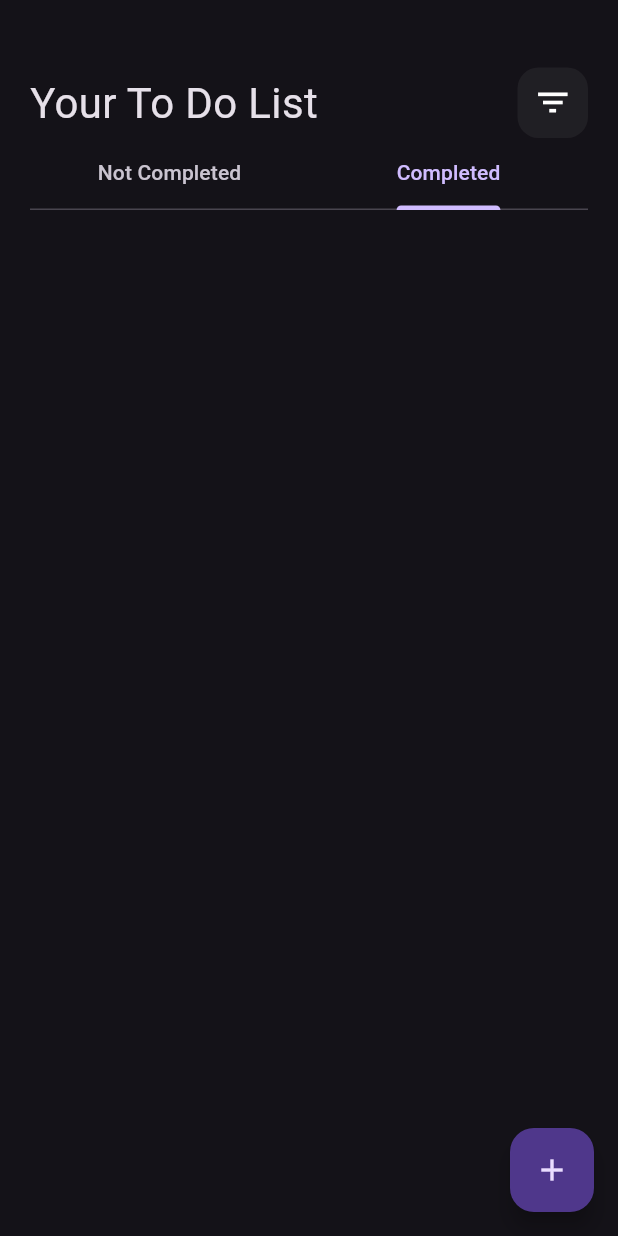
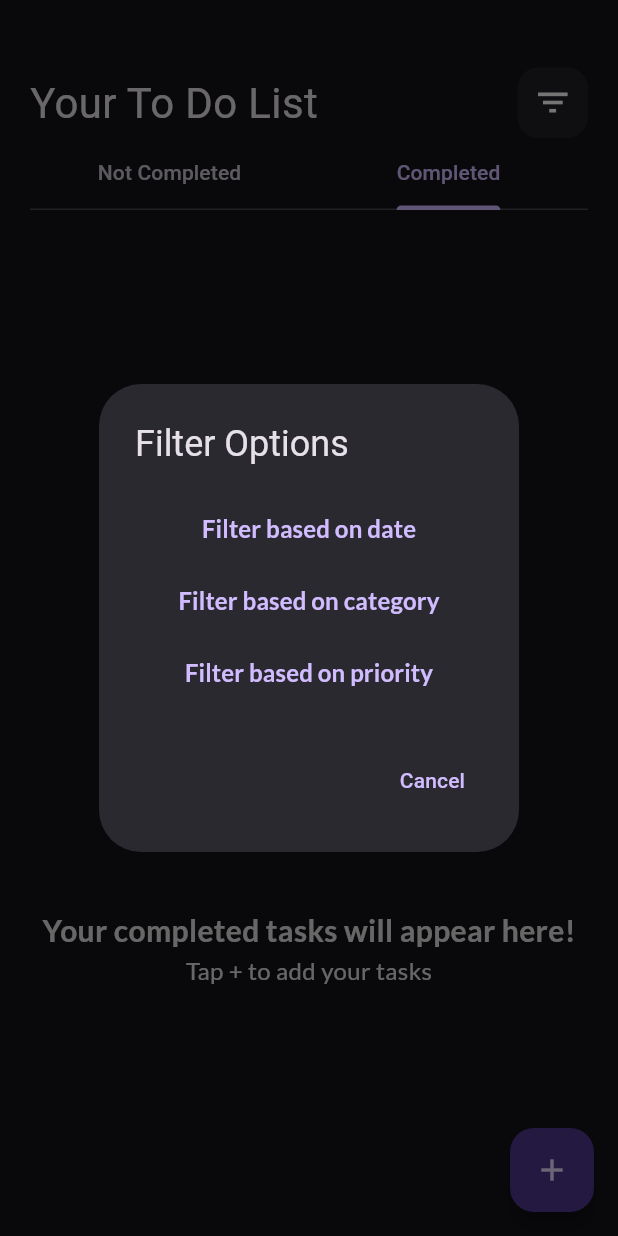
Before and after one commit to OmarAmeer96/ToDo-App, a Flutter app: the screen it shows after launch, tab 2 chosen, after a tap on the "filter list" icon, on a phone screen of 412 x 824 dp. Run offline on Flutter 3.47's test engine with Material 3 defaults, Android fonts, the phone set to English and light mode, and no system bars; our stand-ins replace animated_splash_screen, flutter_bloc, flutter_svg, font_awesome_flutter, hive, hive_flutter and 2 more; accounts and stored records are empty; Roboto replaces fonts that are missing (Poppins-Medium).

Commit message:
Finish App.

```diff
--- a/lib/features/note/presentation/manager/notes_cubit/notes_cubit.dart
+++ b/lib/features/note/presentation/manager/notes_cubit/notes_cubit.dart
@@ -16,4 +16,19 @@ class NotesCubit extends Cubit<NotesState> {
     notes = notesBox.values.toList();
     emit(NotesSuccess());
   }
+
+  sortNotesByDate() {
+    notes!.sort((a, b) => a.date.compareTo(b.date));
+    emit(NotesSuccess());
+  }
+
+  filterNotesByCategory() {
+    notes!.sort((a, b) => a.category.compareTo(b.category));
+    emit(NotesSuccess());
+  }
+
+  sortNotedByPriorities() {
+    notes!.sort((a, b) => a.priority.compareTo(b.priority));
+    emit(NotesSuccess());
+  }
 }
--- a/lib/features/note/presentation/views/widgets/add_note_form.dart
+++ b/lib/features/note/presentation/views/widgets/add_note_form.dart
@@ -31,15 +31,15 @@ class _AddNoteFormState extends State<AddNoteForm> {
       autovalidateMode: autovalidateMode,
       child: Column(
         children: [
-          CustomTextField(
-            onSaved: (value) {
-              title = value;
-            },
-            hintText: "Title",
-          ),
-          const SizedBox(
-            height: 24,
-          ),
+          // CustomTextField(
+          //   onSaved: (value) {
+          //     title = value;
+          //   },
+          //   hintText: "Title",
+          // ),
+          // const SizedBox(
+          //   height: 24,
+          // ),
           CustomTextField(
             onSaved: (value) {
               subTitle = value;
@@ -76,7 +76,7 @@ class _AddNoteFormState extends State<AddNoteForm> {
                   category: 'Design',
                   categoryIcon: 'assets/svg/design.svg',
                   priority: 1,
-                  title: title!,
+                  title: 'Title',
                   subTitle: subTitle!,
                   date: DateFormat('MM/dd hh:mm a').format(DateTime.now()),
                   color: Colors.deepOrange.value,
--- /dev/null
+++ b/lib/features/note/presentation/views/widgets/completed_notes_empty_widget.dart
@@ -0,0 +1,34 @@
+import 'package:flutter/material.dart';
+
+class CompletedNotesEmptyWidget extends StatelessWidget {
+  const CompletedNotesEmptyWidget({super.key});
+
+  @override
+  Widget build(BuildContext context) {
+    return Column(
+      mainAxisSize: MainAxisSize.min,
+      children: [
+        Image.asset(
+          "assets/images/emptyNotes.png",
+          height: 300,
+        ),
+        Text(
+          "Your completed tasks will appear here!",
+          style: TextStyle(
+            color: Colors.white.withOpacity(0.8700000047683716),
+            fontSize: 20,
+            fontFamily: 'Lato-Bold',
+          ),
+        ),
+        Text(
+          "Tap + to add your tasks",
+          style: TextStyle(
+            color: Colors.white.withOpacity(0.8700000047683716),
+            fontSize: 16,
+            fontFamily: 'Lato-Regular',
+          ),
+        )
+      ],
+    );
+  }
+}
--- a/lib/features/note/presentation/views/widgets/completed_notes_list_view.dart
+++ b/lib/features/note/presentation/views/widgets/completed_notes_list_view.dart
@@ -2,6 +2,7 @@ import 'package:flutter/material.dart';
 import 'package:flutter_bloc/flutter_bloc.dart';
 import 'package:todo_app/features/note/presentation/manager/notes_cubit/notes_cubit.dart';
 import 'package:todo_app/features/note/data/models/note_model.dart';
+import 'package:todo_app/features/note/presentation/views/widgets/completed_notes_empty_widget.dart';
 import 'package:todo_app/features/note/presentation/views/widgets/note_item.dart';
 
 class CmpletedNotesListView extends StatelessWidget {
@@ -13,11 +14,18 @@ class CmpletedNotesListView extends StatelessWidget {
       builder: (context, state) {
         List<NoteModel> notes =
             BlocProvider.of<NotesCubit>(context).notes ?? [];
+        List<NoteModel> completedNotes = [];
+        for (var note in notes) {
+          if (note.completed == true) {
+            completedNotes.add(note);
+          }
+        }
         // Will not be bull
         // Because the initState will be called bsfore he widget to be built.
         return Padding(
           padding: const EdgeInsets.symmetric(vertical: 16),
-          child: ListView.builder(
+          child: completedNotes.isNotEmpty
+              ? ListView.builder(
                   padding: const EdgeInsets.all(0),
                   physics: const BouncingScrollPhysics(),
                   itemCount: notes.length,
@@ -31,6 +39,9 @@ class CmpletedNotesListView extends StatelessWidget {
                           )
                         : const SizedBox.shrink();
                   },
+                )
+              : const Center(
+                  child: CompletedNotesEmptyWidget(),
                 ),
         );
       },
--- a/lib/features/note/presentation/views/widgets/edit_note_view_body.dart
+++ b/lib/features/note/presentation/views/widgets/edit_note_view_body.dart
@@ -43,16 +43,16 @@ class _EditNoteViewBodyState extends State<EditNoteViewBody> {
           const SizedBox(
             height: 24,
           ),
-          CustomTextField(
-            initialValue: widget.note.title,
-            onChanged: (value) {
-              title = value;
-            },
-            hintText: "Title",
-          ),
-          const SizedBox(
-            height: 24,
-          ),
+          // CustomTextField(
+          //   initialValue: widget.note.title,
+          //   onChanged: (value) {
+          //     title = value;
+          //   },
+          //   hintText: "Title",
+          // ),
+          // const SizedBox(
+          //   height: 24,
+          // ),
           CustomTextField(
             initialValue: widget.note.subTitle,
             onChanged: (value) {
--- /dev/null
+++ b/lib/features/note/presentation/views/widgets/filter_option_item.dart
@@ -0,0 +1,25 @@
+import 'package:flutter/material.dart';
+
+class FilteroptionItem extends StatelessWidget {
+  const FilteroptionItem({
+    super.key,
+    required this.filterOption,
+    this.onPressed,
+  });
+
+  final String filterOption;
+  final void Function()? onPressed;
+
+  @override
+  Widget build(BuildContext context) {
+    return TextButton(
+        onPressed: onPressed,
+        child: Text(
+          filterOption,
+          style: const TextStyle(
+            fontFamily: 'Lato-Bold',
+            fontSize: 16,
+          ),
+        ));
+  }
+}
--- /dev/null
+++ b/lib/features/note/presentation/views/widgets/no_notes_widget.dart
@@ -0,0 +1,34 @@
+import 'package:flutter/material.dart';
+
+class NoNotesWidget extends StatelessWidget {
+  const NoNotesWidget({super.key});
+
+  @override
+  Widget build(BuildContext context) {
+    return Column(
+      mainAxisSize: MainAxisSize.min,
+      children: [
+        Image.asset(
+          "assets/images/emptyNotes.png",
+          height: 300,
+        ),
+        Text(
+          "What do you want to do today?",
+          style: TextStyle(
+            color: Colors.white.withOpacity(0.8700000047683716),
+            fontSize: 20,
+            fontFamily: 'Lato-Bold',
+          ),
+        ),
+        Text(
+          "Tap + to add your tasks",
+          style: TextStyle(
+            color: Colors.white.withOpacity(0.8700000047683716),
+            fontSize: 16,
+            fontFamily: 'Lato-Regular',
+          ),
+        )
+      ],
+    );
+  }
+}
--- a/lib/features/note/presentation/views/widgets/not_completed_notes_list_view.dart
+++ b/lib/features/note/presentation/views/widgets/not_completed_notes_list_view.dart
@@ -2,6 +2,7 @@ import 'package:flutter/material.dart';
 import 'package:flutter_bloc/flutter_bloc.dart';
 import 'package:todo_app/features/note/presentation/manager/notes_cubit/notes_cubit.dart';
 import 'package:todo_app/features/note/data/models/note_model.dart';
+import 'package:todo_app/features/note/presentation/views/widgets/no_notes_widget.dart';
 import 'package:todo_app/features/note/presentation/views/widgets/note_item.dart';
 
 class NotCmpletedNotesListView extends StatelessWidget {
@@ -13,11 +14,18 @@ class NotCmpletedNotesListView extends StatelessWidget {
       builder: (context, state) {
         List<NoteModel> notes =
             BlocProvider.of<NotesCubit>(context).notes ?? [];
+        List<NoteModel> notCompletedNotes = [];
+        for (var note in notes) {
+          if (note.completed == false) {
+            notCompletedNotes.add(note);
+          }
+        }
         // Will not be bull
         // Because the initState will be called bsfore he widget to be built.
         return Padding(
           padding: const EdgeInsets.symmetric(vertical: 16),
-          child: ListView.builder(
+          child: notCompletedNotes.isNotEmpty
+              ? ListView.builder(
                   padding: const EdgeInsets.all(0),
                   physics: const BouncingScrollPhysics(),
                   itemCount: notes.length,
@@ -31,6 +39,9 @@ class NotCmpletedNotesListView extends StatelessWidget {
                           )
                         : const SizedBox.shrink();
                   },
+                )
+              : const Center(
+                  child: NoNotesWidget(),
                 ),
         );
       },
--- a/lib/features/note/presentation/views/widgets/notes_view_body.dart
+++ b/lib/features/note/presentation/views/widgets/notes_view_body.dart
@@ -1,6 +1,7 @@
 import 'package:flutter/material.dart';
 import 'package:flutter_bloc/flutter_bloc.dart';
 import 'package:todo_app/features/note/presentation/views/widgets/completed_notes_list_view.dart';
+import 'package:todo_app/features/note/presentation/views/widgets/filter_option_item.dart';
 import 'package:todo_app/features/note/presentation/views/widgets/not_completed_notes_list_view.dart';
 import '../../manager/notes_cubit/notes_cubit.dart';
 import 'custom_app_bar.dart';
@@ -36,7 +37,54 @@ class _NotesViewBodyState extends State<NotesViewBody>
       child: Column(
         children: [
           CustomAppBar(
-            onPressed: () {},
+            onPressed: () {
+              showDialog(
+                context: context,
+                builder: (BuildContext context) {
+                  return AlertDialog(
+                    title: const Text('Filter Options'),
+                    content: SingleChildScrollView(
+                      child: ListBody(
+                        children: <Widget>[
+                          FilteroptionItem(
+                            filterOption: "Filter based on date",
+                            onPressed: () {
+                              BlocProvider.of<NotesCubit>(context)
+                                  .sortNotesByDate();
+                              Navigator.of(context).pop();
+                            },
+                          ),
+                          FilteroptionItem(
+                            filterOption: "Filter based on category",
+                            onPressed: () {
+                              BlocProvider.of<NotesCubit>(context)
+                                  .filterNotesByCategory();
+                              Navigator.of(context).pop();
+                            },
+                          ),
+                          FilteroptionItem(
+                            filterOption: "Filter based on priority",
+                            onPressed: () {
+                              BlocProvider.of<NotesCubit>(context)
+                                  .sortNotedByPriorities();
+                              Navigator.of(context).pop();
+                            },
+                          ),
+                        ],
+                      ),
+                    ),
+                    actions: <Widget>[
+                      TextButton(
+                        child: const Text('Cancel'),
+                        onPressed: () {
+                          Navigator.of(context).pop();
+                        },
+                      ),
+                    ],
+                  );
+                },
+              );
+            },
             icon: Icons.filter_list,
             title: "Your To Do List",
           ),
--- a/lib/main.dart
+++ b/lib/main.dart
@@ -29,7 +29,7 @@ class MyApp extends StatelessWidget {
         create: (context) => NotesCubit(),
         child: MaterialApp(
           debugShowCheckedModeBanner: false,
-          title: 'Notes App',
+          title: 'ToDO List App',
           theme: ThemeData(
             brightness: Brightness.dark,
             fontFamily: "Poppins-Medium",
--- a/pubspec.yaml
+++ b/pubspec.yaml
@@ -73,6 +73,7 @@ flutter:
   assets:
     - assets/svg/
     - assets/json/
+    - assets/images/
 
   # An image asset can refer to one or more resolution-specific "variants", see
   # https://flutter.dev/assets-and-images/#resolution-aware
```
Also changed, not shown: assets/images/emptyNotes.png (added). Lines whose indentation alone changed are shown as unchanged.
